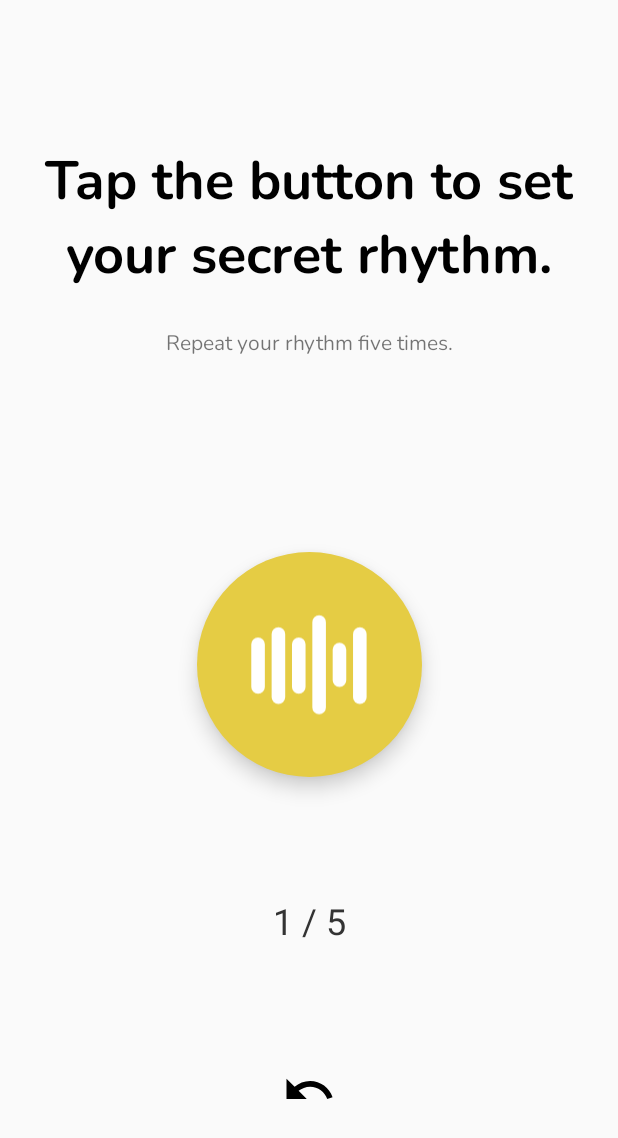
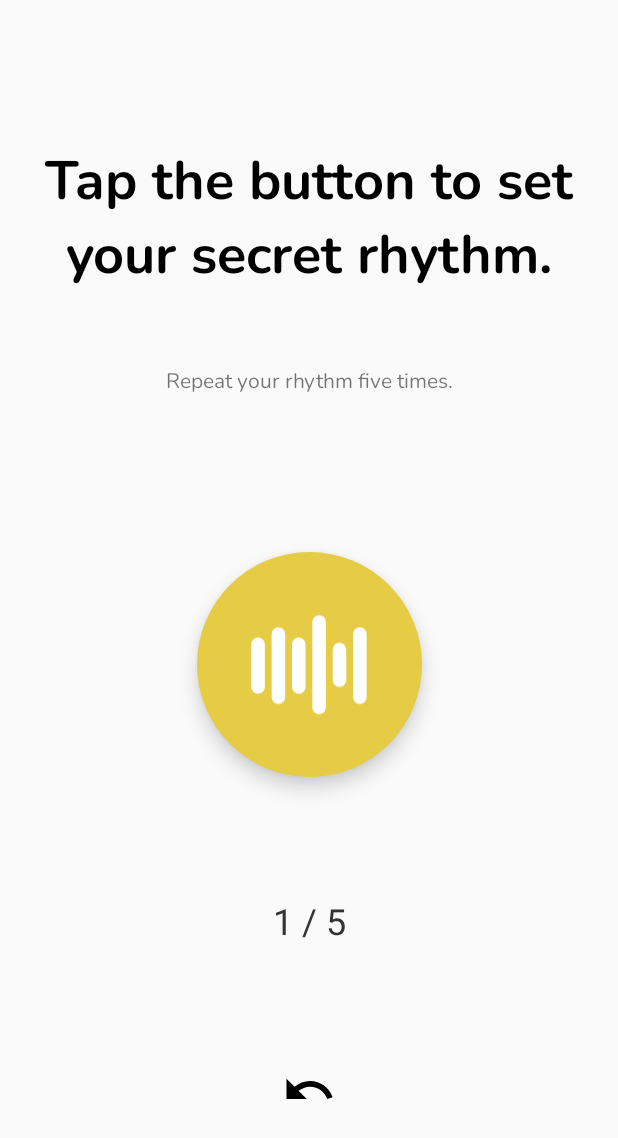
Before and after one commit to oskgro/PassBeat, an Android app: the SetupFragment screen opened through its navigation route, on a phone screen of 412 x 824 dp. Shown: the top 1138 px of the screen. Run offline under Robolectric (Android 15) with nearby library versions, the phone set to English and light mode, and no system bars; our stand-ins replace data binding.

Commit message:
small fix

```diff
--- a/app/src/main/res/layout/fragment_setup.xml
+++ b/app/src/main/res/layout/fragment_setup.xml
@@ -97,7 +97,8 @@
             android:text="@string/instructionSetup2"
             app:layout_constraintEnd_toEndOf="parent"
             app:layout_constraintStart_toStartOf="parent"
-            app:layout_constraintTop_toBottomOf="@+id/top_text" />
+            app:layout_constraintTop_toBottomOf="@+id/top_text"
+            app:layout_constraintBottom_toTopOf="@+id/guideline"/>
 
     </androidx.constraintlayout.widget.ConstraintLayout>
 
```
